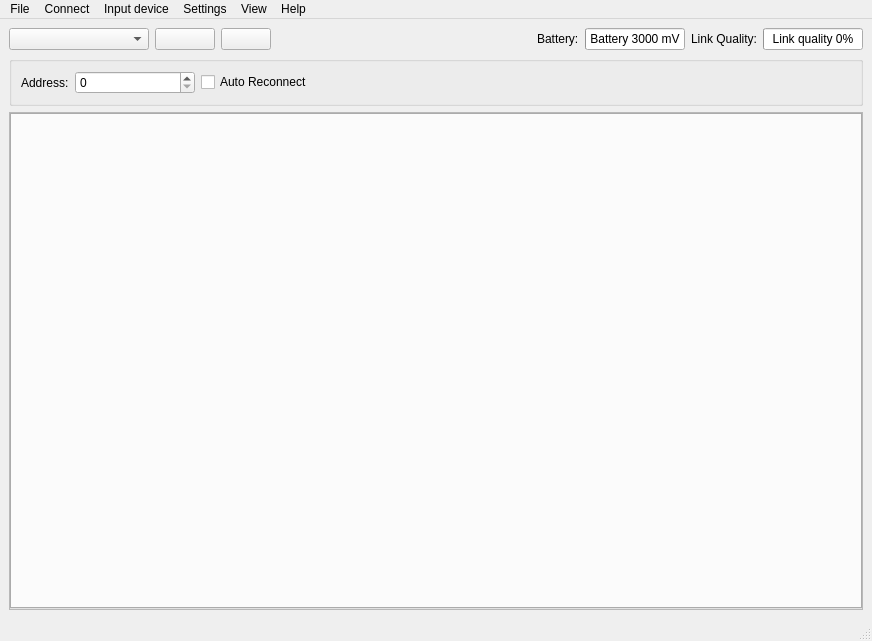
Above: src/cfclient/ui/main.ui from bitcraze/crazyflie-clients-python before the change. Below: the same form after it.
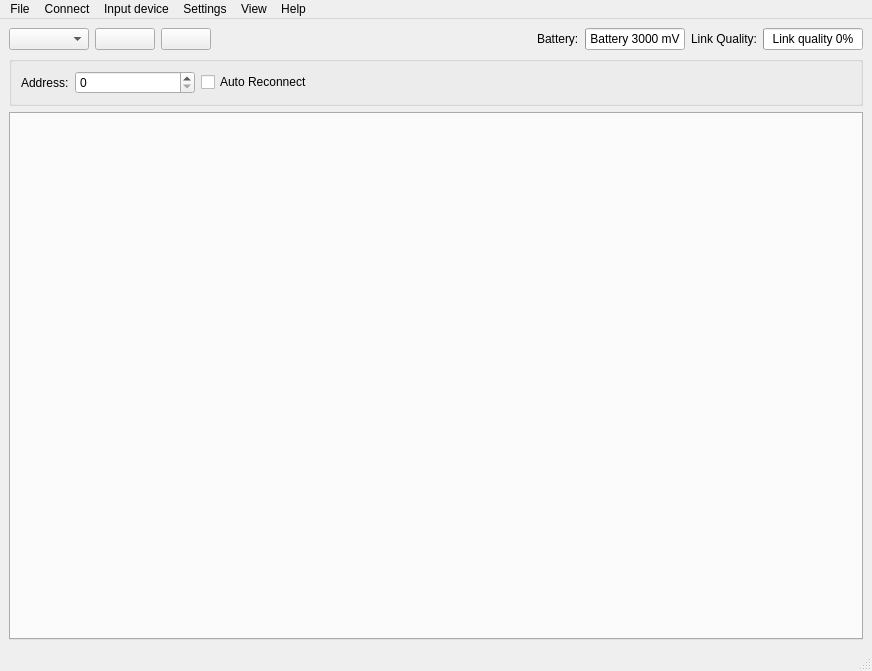
That is the form after the change. Custom widgets are drawn as their Qt base class.

Commit message:
Add Arnaud's suggestions
Make default size big enough to not have scroll bars, make scroll box
border invisible

What changed in the file:
```diff
--- a/src/cfclient/ui/main.ui
+++ b/src/cfclient/ui/main.ui
@@ -7,7 +7,7 @@
     <x>0</x>
     <y>0</y>
     <width>872</width>
-    <height>641</height>
+    <height>671</height>
    </rect>
   </property>
   <property name="windowTitle">
@@ -26,7 +26,7 @@
          <widget class="QComboBox" name="interfaceCombo">
           <property name="minimumSize">
            <size>
-            <width>140</width>
+            <width>80</width>
             <height>0</height>
            </size>
           </property>
@@ -191,7 +191,7 @@
          <bool>false</bool>
         </property>
         <property name="frameShape">
-         <enum>QFrame::StyledPanel</enum>
+         <enum>QFrame::NoFrame</enum>
         </property>
         <property name="frameShadow">
          <enum>QFrame::Sunken</enum>
@@ -210,8 +210,8 @@
           <rect>
            <x>0</x>
            <y>0</y>
-           <width>848</width>
-           <height>495</height>
+           <width>852</width>
+           <height>529</height>
           </rect>
          </property>
          <property name="sizePolicy">
```
Left out of the diff: 2 changed lines with no effect on the pictures.
